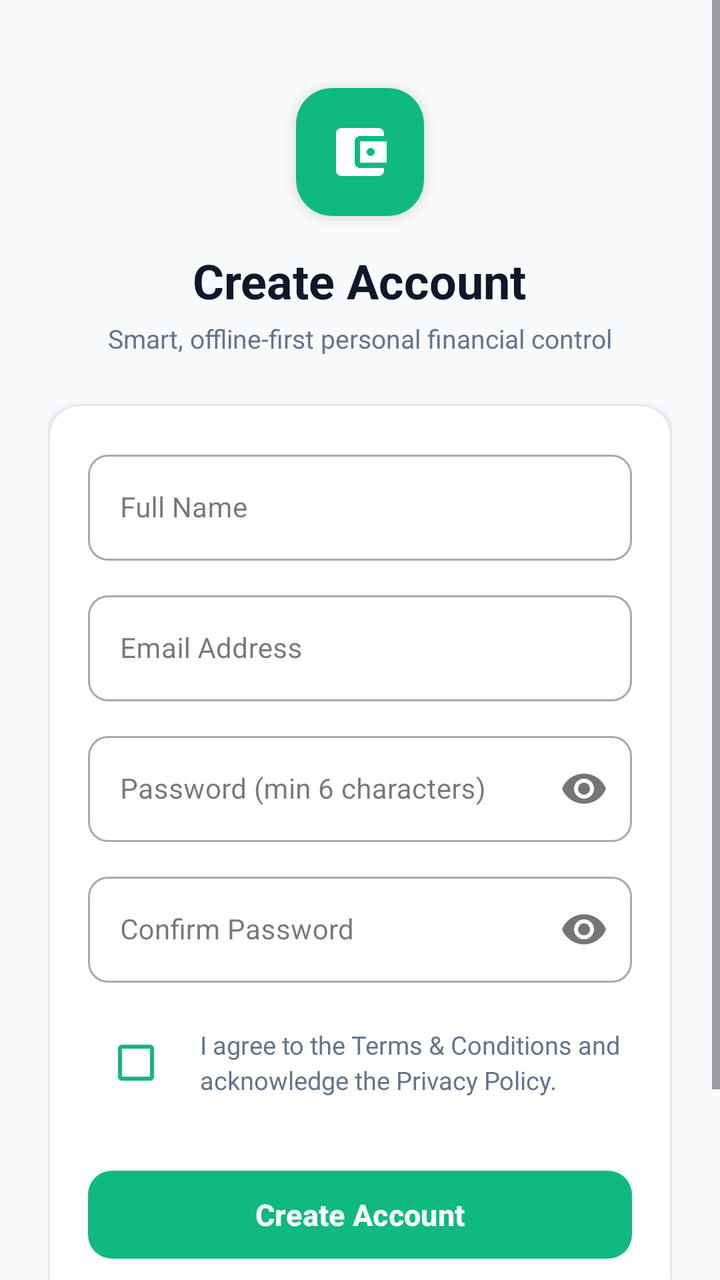
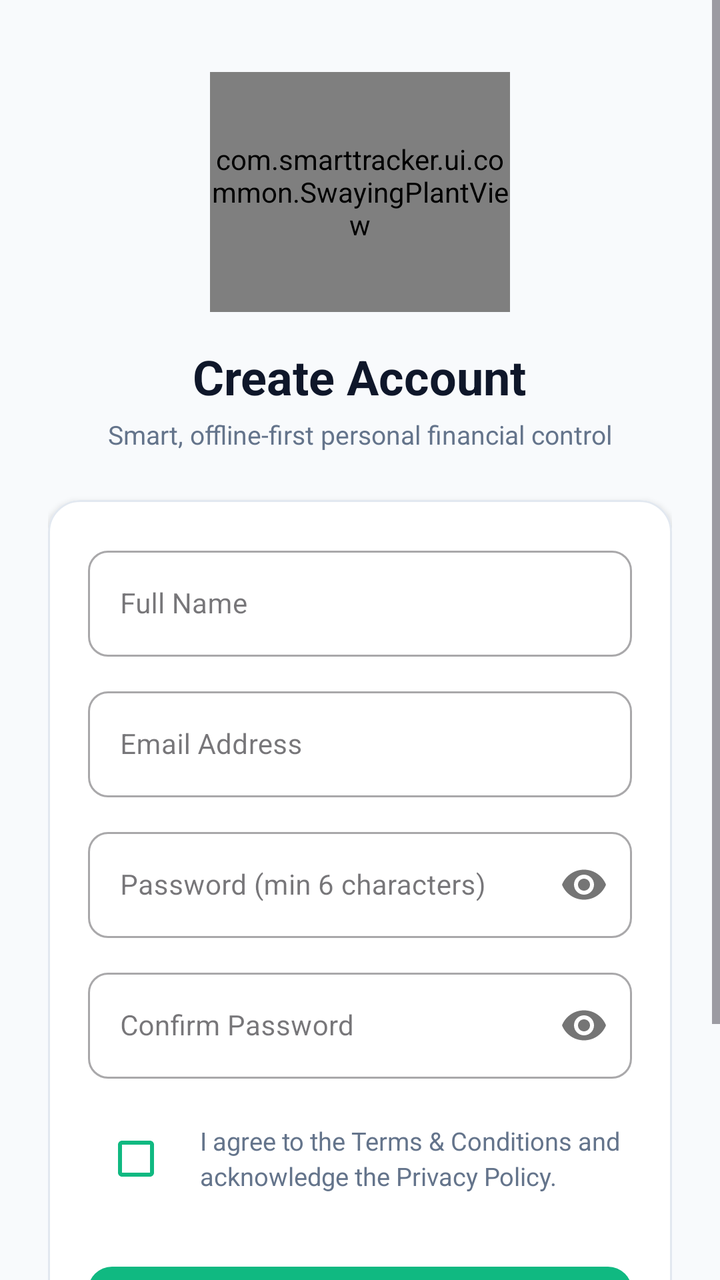

An Android layout rendered at two revisions. The XML below is the earlier revision; the diff shows what the commit changed to produce the second picture.
<!-- AndroidManifest.xml: application theme Theme.SmartExpensesTracker -->
<!-- res/layout/activity_register.xml -->
<?xml version="1.0" encoding="utf-8"?>
<ScrollView xmlns:android="http://schemas.android.com/apk/res/android"
    xmlns:app="http://schemas.android.com/apk/res-auto"
    android:layout_width="match_parent"
    android:layout_height="match_parent"
    android:fillViewport="true"
    android:background="@color/bg_main">

    <LinearLayout
        android:layout_width="match_parent"
        android:layout_height="wrap_content"
        android:orientation="vertical"
        android:padding="24dp"
        android:gravity="center_horizontal">

        
        <com.google.android.material.card.MaterialCardView
            android:layout_width="64dp"
            android:layout_height="64dp"
            android:layout_marginTop="20dp"
            app:cardCornerRadius="18dp"
            app:cardBackgroundColor="@color/brand_primary"
            app:cardElevation="4dp"
            app:strokeWidth="0dp">

            <ImageView
                android:layout_width="32dp"
                android:layout_height="32dp"
                android:layout_gravity="center"
                android:src="@drawable/ic_wallet"
                app:tint="@color/text_on_primary"
                android:contentDescription="Smart Expenses Logo" />
        </com.google.android.material.card.MaterialCardView>

        <TextView
            android:layout_width="wrap_content"
            android:layout_height="wrap_content"
            android:layout_marginTop="16dp"
            android:text="Create Account"
            android:textSize="24sp"
            android:textStyle="bold"
            android:textColor="@color/text_primary" />

        <TextView
            android:layout_width="wrap_content"
            android:layout_height="wrap_content"
            android:layout_marginTop="4dp"
            android:text="Smart, offline-first personal financial control"
            android:textSize="13sp"
            android:textColor="@color/text_secondary" />

        
        <com.google.android.material.card.MaterialCardView
            android:layout_width="match_parent"
            android:layout_height="wrap_content"
            android:layout_marginTop="24dp"
            app:cardCornerRadius="16dp"
            app:cardBackgroundColor="@color/bg_card"
            app:cardElevation="2dp"
            app:strokeColor="@color/border_light"
            app:strokeWidth="1dp">

            <LinearLayout
                android:layout_width="match_parent"
                android:layout_height="wrap_content"
                android:orientation="vertical"
                android:padding="20dp">

                
                <com.google.android.material.textfield.TextInputLayout
                    android:id="@+id/tilName"
                    style="@style/Widget.MaterialComponents.TextInputLayout.OutlinedBox"
                    android:layout_width="match_parent"
                    android:layout_height="wrap_content"
                    android:hint="Full Name"
                    app:boxCornerRadiusBottomEnd="10dp"
                    app:boxCornerRadiusBottomStart="10dp"
                    app:boxCornerRadiusTopEnd="10dp"
                    app:boxCornerRadiusTopStart="10dp">

                    <com.google.android.material.textfield.TextInputEditText
                        android:id="@+id/etName"
                        android:layout_width="match_parent"
                        android:layout_height="wrap_content"
                        android:inputType="textPersonName"
                        android:maxLines="1"
                        android:textSize="14sp" />
                </com.google.android.material.textfield.TextInputLayout>

                
                <com.google.android.material.textfield.TextInputLayout
                    android:id="@+id/tilEmail"
                    style="@style/Widget.MaterialComponents.TextInputLayout.OutlinedBox"
                    android:layout_width="match_parent"
                    android:layout_height="wrap_content"
                    android:layout_marginTop="12dp"
                    android:hint="Email Address"
                    app:boxCornerRadiusBottomEnd="10dp"
                    app:boxCornerRadiusBottomStart="10dp"
                    app:boxCornerRadiusTopEnd="10dp"
                    app:boxCornerRadiusTopStart="10dp">

                    <com.google.android.material.textfield.TextInputEditText
                        android:id="@+id/etEmail"
                        android:layout_width="match_parent"
                        android:layout_height="wrap_content"
                        android:inputType="textEmailAddress"
                        android:maxLines="1"
                        android:textSize="14sp" />
                </com.google.android.material.textfield.TextInputLayout>

                
                <com.google.android.material.textfield.TextInputLayout
                    android:id="@+id/tilPassword"
                    style="@style/Widget.MaterialComponents.TextInputLayout.OutlinedBox"
                    android:layout_width="match_parent"
                    android:layout_height="wrap_content"
                    android:layout_marginTop="12dp"
                    android:hint="Password (min 6 characters)"
                    app:passwordToggleEnabled="true"
                    app:boxCornerRadiusBottomEnd="10dp"
                    app:boxCornerRadiusBottomStart="10dp"
                    app:boxCornerRadiusTopEnd="10dp"
                    app:boxCornerRadiusTopStart="10dp">

                    <com.google.android.material.textfield.TextInputEditText
                        android:id="@+id/etPassword"
                        android:layout_width="match_parent"
                        android:layout_height="wrap_content"
                        android:inputType="textPassword"
                        android:maxLines="1"
                        android:textSize="14sp" />
                </com.google.android.material.textfield.TextInputLayout>

                
                <com.google.android.material.textfield.TextInputLayout
                    android:id="@+id/tilConfirmPassword"
                    style="@style/Widget.MaterialComponents.TextInputLayout.OutlinedBox"
                    android:layout_width="match_parent"
                    android:layout_height="wrap_content"
                    android:layout_marginTop="12dp"
                    android:hint="Confirm Password"
                    app:passwordToggleEnabled="true"
                    app:boxCornerRadiusBottomEnd="10dp"
                    app:boxCornerRadiusBottomStart="10dp"
                    app:boxCornerRadiusTopEnd="10dp"
                    app:boxCornerRadiusTopStart="10dp">

                    <com.google.android.material.textfield.TextInputEditText
                        android:id="@+id/etConfirmPassword"
                        android:layout_width="match_parent"
                        android:layout_height="wrap_content"
                        android:inputType="textPassword"
                        android:maxLines="1"
                        android:textSize="14sp" />
                </com.google.android.material.textfield.TextInputLayout>

                
                <LinearLayout
                    android:layout_width="match_parent"
                    android:layout_height="wrap_content"
                    android:orientation="horizontal"
                    android:layout_marginTop="16dp"
                    android:layout_marginBottom="8dp"
                    android:gravity="center_vertical">

                    <com.google.android.material.checkbox.MaterialCheckBox
                        android:id="@+id/cbTermsConsent"
                        android:layout_width="wrap_content"
                        android:layout_height="wrap_content"
                        android:checked="false"
                        app:buttonTint="@color/brand_primary"
                        android:contentDescription="Consent Checkbox" />

                    <TextView
                        android:id="@+id/tvTermsConsent"
                        android:layout_width="0dp"
                        android:layout_height="wrap_content"
                        android:layout_weight="1"
                        android:layout_marginStart="8dp"
                        android:textSize="12.5sp"
                        android:textColor="@color/text_secondary"
                        android:lineSpacingExtra="3dp"
                        android:clickable="true"
                        android:focusable="false"
                        android:linksClickable="true"
                        android:text="I agree to the Terms &amp; Conditions and acknowledge the Privacy Policy." />
                </LinearLayout>

                
                <com.google.android.material.button.MaterialButton
                    android:id="@+id/btnRegister"
                    android:layout_width="match_parent"
                    android:layout_height="52dp"
                    android:layout_marginTop="18dp"
                    android:text="Create Account"
                    android:textAllCaps="false"
                    android:textSize="15sp"
                    android:textStyle="bold"
                    android:textColor="@color/text_on_primary"
                    app:backgroundTint="@color/brand_primary"
                    app:cornerRadius="12dp"
                    app:elevation="2dp" />

                
                <ProgressBar
                    android:id="@+id/progressLoading"
                    android:layout_width="32dp"
                    android:layout_height="32dp"
                    android:layout_gravity="center"
                    android:layout_marginTop="12dp"
                    android:indeterminateTint="@color/brand_primary"
                    android:visibility="gone" />

            </LinearLayout>
        </com.google.android.material.card.MaterialCardView>

        
        <TextView
            android:id="@+id/tvSwitchLogin"
            android:layout_width="wrap_content"
            android:layout_height="wrap_content"
            android:layout_marginTop="24dp"
            android:layout_marginBottom="16dp"
            android:text="Already have an account? Sign In"
            android:textSize="13.5sp"
            android:textStyle="bold"
            android:textColor="@color/brand_primary"
            android:padding="8dp" />

    </LinearLayout>
</ScrollView>
<!-- resources referenced by this layout -->
<resources>
  <color name="bg_card">#FFFFFF</color>
  <color name="bg_main">#F8FAFC</color>
  <color name="border_light">#E2E8F0</color>
  <color name="brand_primary">#10B981</color>
  <color name="text_on_primary">#FFFFFF</color>
  <color name="text_primary">#0F172A</color>
  <color name="text_secondary">#64748B</color>
  <!-- drawable ic_wallet (drawable) -->
  <vector xmlns:android="http://schemas.android.com/apk/res/android"
      android:width="24dp"
      android:height="24dp"
      android:viewportWidth="24"
      android:viewportHeight="24">
      <path
          android:fillColor="#FFFFFFFF"
          android:pathData="M21,18v1c0,1.1 -0.9,2 -2,2H5c-1.11,0 -2,-0.9 -2,-2V5c0,-1.1 0.89,-2 2,-2h14c1.1,0 2,0.9 2,2v1h-9c-1.11,0 -2,0.9 -2,2v8c0,1.1 0.89,2 2,2h9zm-9,-2h10V8H12v8zm4,-2.5c-0.83,0 -1.5,-0.67 -1.5,-1.5s0.67,-1.5 1.5,-1.5 1.5,0.67 1.5,1.5 -0.67,1.5 -1.5,1.5z"/>
  </vector>
  <style name="Theme.SmartExpensesTracker" parent="Theme.Material3.Light.NoActionBar">
          <item name="colorPrimary">@color/brand_primary</item>
          <item name="colorPrimaryDark">@color/brand_primary_dark</item>
          <item name="colorAccent">@color/brand_accent</item>
          <item name="android:windowBackground">@color/bg_main</item>
          <item name="android:statusBarColor">@color/bg_main</item>
          <item name="android:windowLightStatusBar">true</item>
      </style>
  <color name="brand_primary_dark">#047857</color>
  <color name="brand_accent">#059669</color>
</resources>

<!-- the commit's change to res/layout/activity_register.xml (unified diff, before → after) -->
@@ -14,23 +14,11 @@
         android:gravity="center_horizontal">
 
         
-        <com.google.android.material.card.MaterialCardView
-            android:layout_width="64dp"
-            android:layout_height="64dp"
-            android:layout_marginTop="20dp"
-            app:cardCornerRadius="18dp"
-            app:cardBackgroundColor="@color/brand_primary"
-            app:cardElevation="4dp"
-            app:strokeWidth="0dp">
-
-            <ImageView
-                android:layout_width="32dp"
-                android:layout_height="32dp"
-                android:layout_gravity="center"
-                android:src="@drawable/ic_wallet"
-                app:tint="@color/text_on_primary"
-                android:contentDescription="Smart Expenses Logo" />
-        </com.google.android.material.card.MaterialCardView>
+        <com.smarttracker.ui.common.SwayingPlantView
+            android:id="@+id/plantView"
+            android:layout_width="150dp"
+            android:layout_height="120dp"
+            android:layout_marginTop="12dp" />
 
         <TextView
             android:layout_width="wrap_content"
<!-- resource entries referenced after the edit -->
@@ -7,16 +7,6 @@
   <color name="text_on_primary">#FFFFFF</color>
   <color name="text_primary">#0F172A</color>
   <color name="text_secondary">#64748B</color>
-  <!-- drawable ic_wallet (drawable) -->
-  <vector xmlns:android="http://schemas.android.com/apk/res/android"
-      android:width="24dp"
-      android:height="24dp"
-      android:viewportWidth="24"
-      android:viewportHeight="24">
-      <path
-          android:fillColor="#FFFFFFFF"
-          android:pathData="M21,18v1c0,1.1 -0.9,2 -2,2H5c-1.11,0 -2,-0.9 -2,-2V5c0,-1.1 0.89,-2 2,-2h14c1.1,0 2,0.9 2,2v1h-9c-1.11,0 -2,0.9 -2,2v8c0,1.1 0.89,2 2,2h9zm-9,-2h10V8H12v8zm4,-2.5c-0.83,0 -1.5,-0.67 -1.5,-1.5s0.67,-1.5 1.5,-1.5 1.5,0.67 1.5,1.5 -0.67,1.5 -1.5,1.5z"/>
-  </vector>
   <style name="Theme.SmartExpensesTracker" parent="Theme.Material3.Light.NoActionBar">
           <item name="colorPrimary">@color/brand_primary</item>
           <item name="colorPrimaryDark">@color/brand_primary_dark</item>
